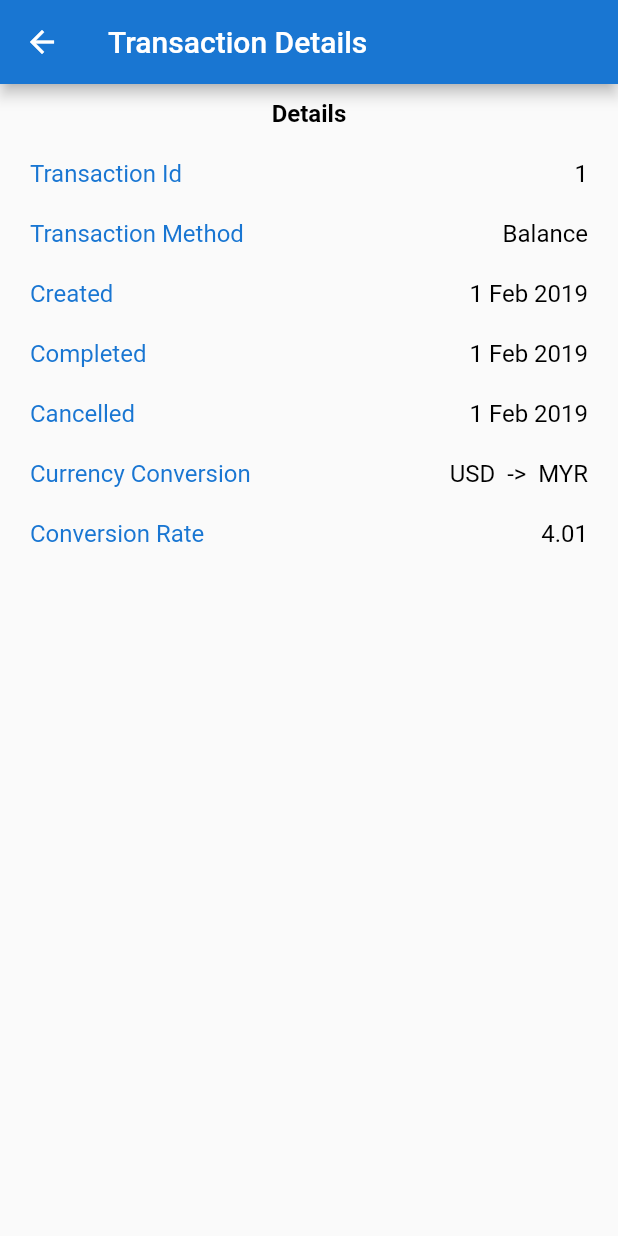
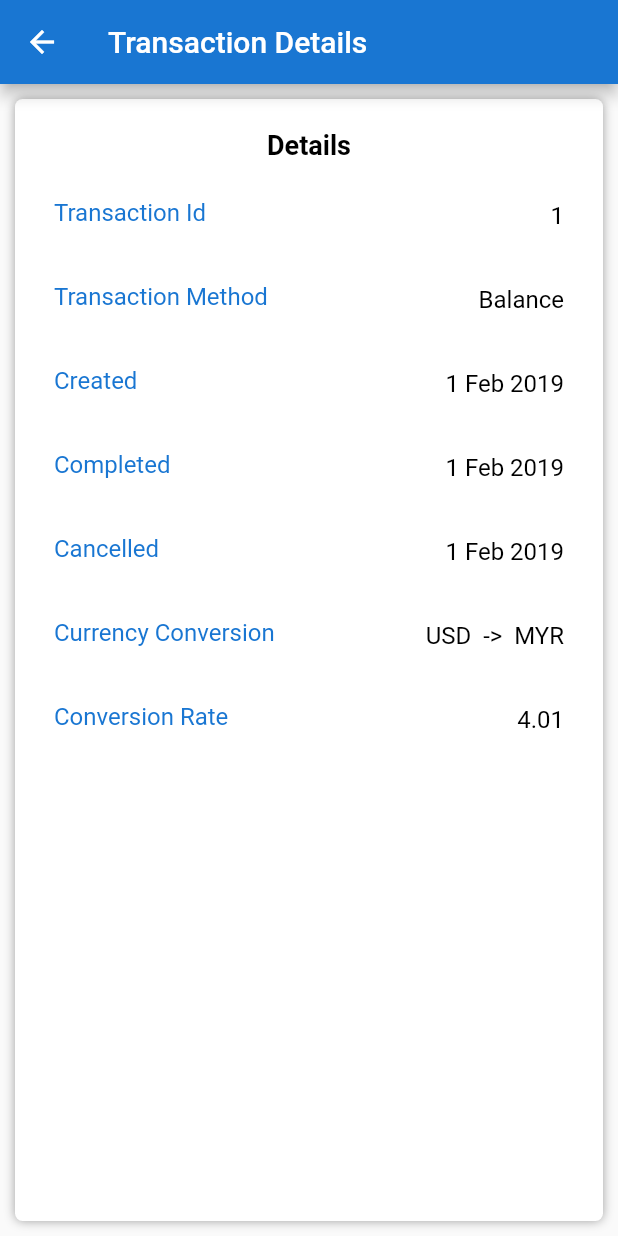
Before and after one commit to Mehedi50200/minipay, a Flutter app: the screen it shows after launch, after a tap on "Deposit", on a phone screen of 412 x 824 dp. Run offline on Flutter 3.47's test engine with Material 2 defaults, Android fonts, the light colour scheme and no system bars; statements that could not run were skipped.

Commit message:
new changes

```diff
--- a/lib/transaction_history_item_detail.dart
+++ b/lib/transaction_history_item_detail.dart
@@ -14,7 +14,22 @@ class TransactionDetail extends StatelessWidget {
       appBar: AppBar(
         title: Text('Transaction Details'),
       ),
-      body: Column(
+      body: Container(
+        width: screenSize.width,
+        height: screenSize.height,
+        margin: EdgeInsets.all(10),
+        padding: EdgeInsets.all(10),
+        decoration: BoxDecoration(
+          borderRadius:BorderRadius.circular(5),
+          color: Colors.white,
+          boxShadow: [
+            BoxShadow(
+              color: Colors.grey,
+              blurRadius: 5.0,
+            ),
+          ],
+        ),
+        child: Column(
           children: <Widget>[
             Container(
               padding: EdgeInsets.all(10),
@@ -30,141 +45,94 @@ class TransactionDetail extends StatelessWidget {
                 "Details",
                 textAlign: TextAlign.center,
                 style: TextStyle(
-                fontSize: 16,
+                  fontSize: 18,
                   fontWeight: FontWeight.bold,
                   color: Colors.black,
                 ),
               ),
             ),
-          Container(
-            padding: EdgeInsets.fromLTRB(20, 10, 20, 10),
-            height: 40,
-            // decoration: BoxDecoration(
-            //   border: Border(
-            //     top: BorderSide(color: Colors.grey[200]),
-            //     bottom: BorderSide(color: Colors.grey[200]),
-            //   ),
-            // ),
-            child: Row(
-              mainAxisAlignment: MainAxisAlignment.spaceBetween,
-              children: <Widget>[
-                Text(
+            ListTile(
+              leading: Text(
                 "Transaction Id",
                 style: TextStyle(fontSize: 16, color: Colors.blue[700]),
               ),
-                Text(
+              title: Text(
                 transactionHistoyModel.transactionId.toString(),
+                textAlign: TextAlign.end,
                 style: TextStyle(fontSize: 16, color: Colors.black),
+              ),
+            ),
+            ListTile(
+              leading: Text(
+                "Transaction Method",
+                style: TextStyle(fontSize: 16, color: Colors.blue[700]),
+              ),
+              title: Text(
+                transactionHistoyModel.transactionMethod,
+                textAlign: TextAlign.end,
+                style: TextStyle(fontSize: 16, color: Colors.black),
+              ),
+            ),
+            ListTile(
+              leading: Text(
+                "Created",
+                style: TextStyle(fontSize: 16, color: Colors.blue[700]),
+              ),
+              title: Text(
+                transactionHistoyModel.created,
+                textAlign: TextAlign.end,
+                style: TextStyle(fontSize: 16, color: Colors.black),
+              ),
+            ),
+            ListTile(
+              leading: Text(
+                "Completed",
+                style: TextStyle(fontSize: 16, color: Colors.blue[700]),
+              ),
+              title: Text(
+                transactionHistoyModel.completed,
+                textAlign: TextAlign.end,
+                style: TextStyle(fontSize: 16, color: Colors.black),
+              ),
+            ),
+            ListTile(
+              leading: Text(
+                "Cancelled",
+                style: TextStyle(fontSize: 16, color: Colors.blue[700]),
+              ),
+              title: Text(
+                transactionHistoyModel.cancelled,
+                textAlign: TextAlign.end,
+                style: TextStyle(fontSize: 16, color: Colors.black),
+              ),
+            ),
+            ListTile(
+              leading: Text(
+                "Currency Conversion",
+                style: TextStyle(fontSize: 16, color: Colors.blue[700]),
+              ),
+              title: Text(
+                transactionHistoyModel.primaryCurrency +
+                    "  ->  " +
+                    transactionHistoyModel.convertedTo,
+                textAlign: TextAlign.end,
+                style: TextStyle(fontSize: 16, color: Colors.black),
+              ),
+            ),
+            ListTile(
+              leading: Text(
+                "Conversion Rate",
+                style: TextStyle(fontSize: 16, color: Colors.blue[700]),
+              ),
+              title: Text(
+                transactionHistoyModel.conversionRate,
+                textAlign: TextAlign.end,
+                style: TextStyle(fontSize: 16, color: Colors.black),
+              ),
             ),
           ],
         ),
       ),
-          Container(
-            padding: EdgeInsets.fromLTRB(20, 10, 20, 10),
-            height: 40,
-            child: Row(
-              mainAxisAlignment: MainAxisAlignment.spaceBetween,
-              children: <Widget>[
-                Text(
-                  "Transaction Method",
-                  style: TextStyle(fontSize: 16, color: Colors.blue[700]),
-                ),
-                Text(
-                  transactionHistoyModel.transactionMethod,
-                  style: TextStyle(fontSize: 16, color: Colors.black),
-                ),
-              ],
-            ),
-          ),
-          Container(
-            padding: EdgeInsets.fromLTRB(20, 10, 20, 10),
-            height: 40,
-            child: Row(
-              mainAxisAlignment: MainAxisAlignment.spaceBetween,
-              children: <Widget>[
-                Text(
-                  "Created",
-                  style: TextStyle(fontSize: 16, color: Colors.blue[700]),
-                ),
-                Text(
-                  transactionHistoyModel.created,
-                  style: TextStyle(fontSize: 16, color: Colors.black),
-                ),
-              ],
-            ),
-          ),
-          Container(
-            padding: EdgeInsets.fromLTRB(20, 10, 20, 10),
-            height: 40,
-            child: Row(
-              mainAxisAlignment: MainAxisAlignment.spaceBetween,
-              children: <Widget>[
-                Text(
-                  "Completed",
-                  style: TextStyle(fontSize: 16, color: Colors.blue[700]),
-                ),
-                Text(
-                  transactionHistoyModel.completed,
-                  style: TextStyle(fontSize: 16, color: Colors.black),
-                ),
-              ],
-            ),
-          ),
-          Container(
-            padding: EdgeInsets.fromLTRB(20, 10, 20, 10),
-            height: 40,
-            child: Row(
-              mainAxisAlignment: MainAxisAlignment.spaceBetween,
-              children: <Widget>[
-                Text(
-                  "Cancelled",
-                  style: TextStyle(fontSize: 16, color: Colors.blue[700]),
-                ),
-                Text(
-                  transactionHistoyModel.cancelled,
-                  style: TextStyle(fontSize: 16, color: Colors.black),
-                ),
-              ],
-            ),
-          ),
-          Container(
-            padding: EdgeInsets.fromLTRB(20, 10, 20, 10),
-            height: 40,
-            child: Row(
-              mainAxisAlignment: MainAxisAlignment.spaceBetween,
-              children: <Widget>[
-                Text(
-                  "Currency Conversion",
-                  style: TextStyle(fontSize: 16, color: Colors.blue[700]),
-                ),
-                Text(
-                  transactionHistoyModel.primaryCurrency +
-                      "  ->  " +
-                      transactionHistoyModel.convertedTo,
-                  style: TextStyle(fontSize: 16, color: Colors.black),
-                ),
-              ],
-            ),
-          ),
-          Container(
-            padding: EdgeInsets.fromLTRB(20, 10, 20, 10),
-            height: 40,
-            child: Row(
-              mainAxisAlignment: MainAxisAlignment.spaceBetween,
-              children: <Widget>[
-                Text(
-                  "Conversion Rate",
-                  style: TextStyle(fontSize: 16, color: Colors.blue[700]),
-                ),
-                Text(
-                  transactionHistoyModel.conversionRate,
-                  style: TextStyle(fontSize: 16, color: Colors.black),
-                ),
-              ],
-            ),
-          ),
-        ],
-      ),
     );
   }
 }
```
Also changed, not shown: lib/transaction_tile.dart (+4 -3 lines). Lines whose indentation alone changed are shown as unchanged.
